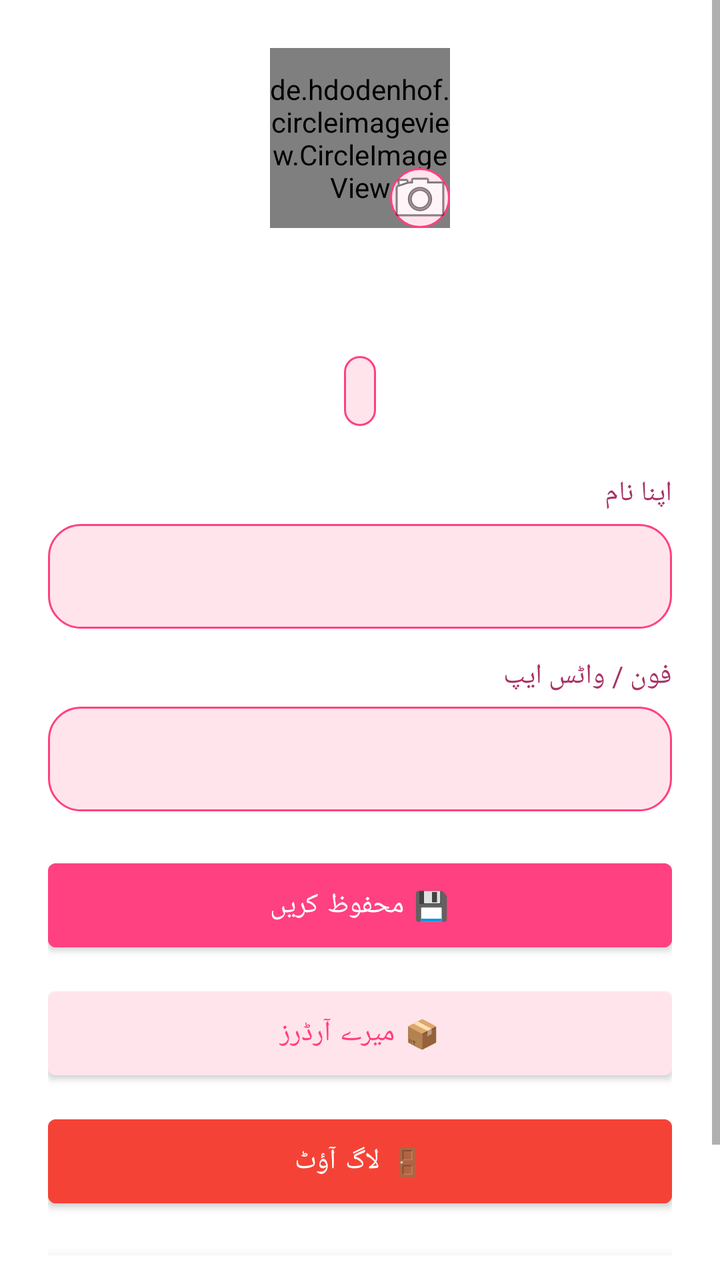
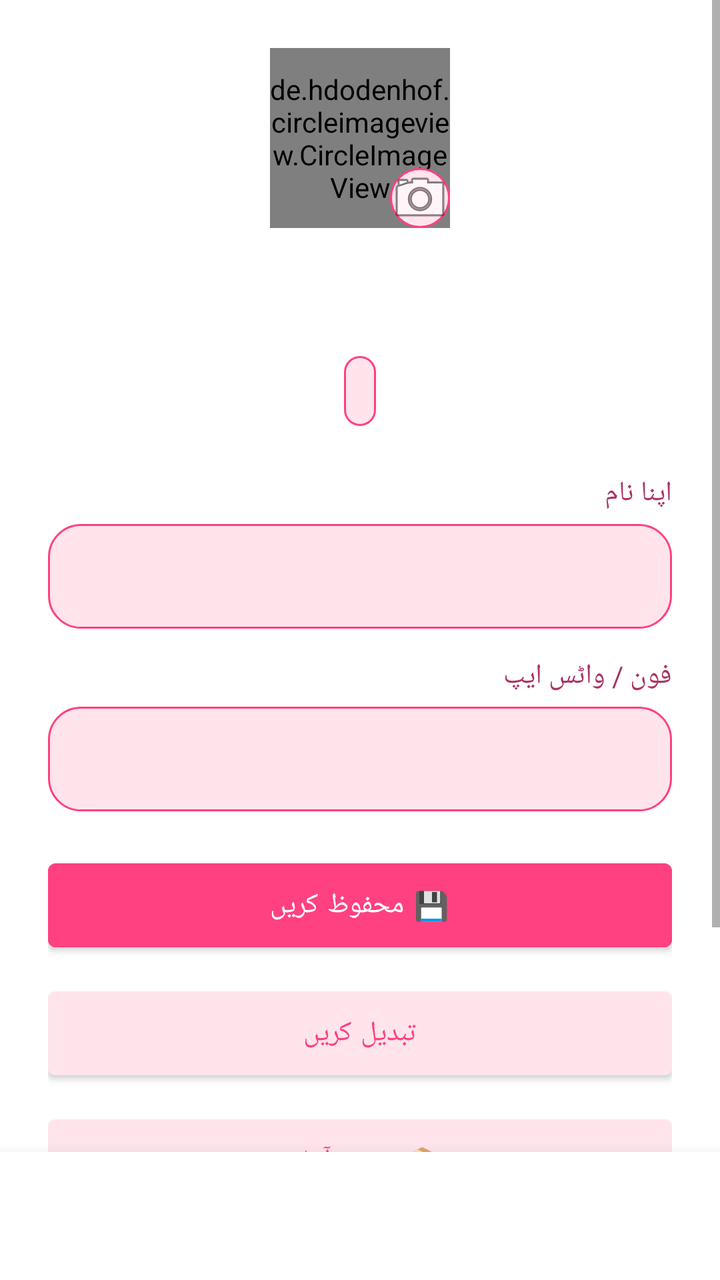

Two renders of the same Android screen: before a commit and after it. Below are the layout's source before the change and the commit's diff.
<!-- AndroidManifest.xml: application theme Theme.SheEmpower -->
<!-- res/layout/activity_profile.xml -->
<?xml version="1.0" encoding="utf-8"?>
<ScrollView xmlns:android="http://schemas.android.com/apk/res/android"
    android:layout_width="match_parent" android:layout_height="match_parent" android:background="#FFFFFF">
    <LinearLayout
        android:layout_width="match_parent" android:layout_height="wrap_content"
        android:orientation="vertical" android:padding="24dp" android:gravity="center_horizontal">

        <FrameLayout android:layout_width="wrap_content" android:layout_height="wrap_content">
            <de.hdodenhof.circleimageview.CircleImageView android:id="@+id/ivProfilePic"
                android:layout_width="90dp" android:layout_height="90dp" android:src="@drawable/placeholder_avatar" />
            <ImageButton android:id="@+id/btnChangePic"
                android:layout_width="30dp" android:layout_height="30dp"
                android:layout_gravity="bottom|end"
                android:background="@drawable/bg_rounded_pink"
                android:src="@android:drawable/ic_menu_camera"
                android:padding="4dp"
                android:contentDescription="Change photo" />
        </FrameLayout>

        <TextView android:id="@+id/tvName"
            android:layout_width="wrap_content" android:layout_height="wrap_content"
            android:textSize="20sp" android:textStyle="bold" android:layout_marginTop="10dp" />

        <TextView android:id="@+id/tvEmail"
            android:layout_width="wrap_content" android:layout_height="wrap_content"
            android:textColor="#888888" />

        <TextView android:id="@+id/tvRoleBadge"
            android:layout_width="wrap_content" android:layout_height="wrap_content"
            android:background="@drawable/bg_rounded_pink" android:padding="8dp"
            android:layout_marginTop="8dp" android:textColor="#FF4081" />

        <TextView android:layout_width="match_parent" android:layout_height="wrap_content"
            android:text="اپنا نام" android:textColor="#AA3366" android:layout_marginTop="24dp" />
        <com.google.android.material.textfield.TextInputEditText android:id="@+id/etFullName"
            android:layout_width="match_parent" android:layout_height="wrap_content"
            android:padding="14dp" android:background="@drawable/bg_rounded_pink" android:layout_marginTop="6dp" />

        <TextView android:layout_width="match_parent" android:layout_height="wrap_content"
            android:text="فون / واٹس ایپ" android:textColor="#AA3366" android:layout_marginTop="14dp" />
        <com.google.android.material.textfield.TextInputEditText android:id="@+id/etPhone"
            android:layout_width="match_parent" android:layout_height="wrap_content"
            android:padding="14dp" android:background="@drawable/bg_rounded_pink" android:layout_marginTop="6dp" />

        <Button android:id="@+id/btnSave"
            android:layout_width="match_parent" android:layout_height="54dp"
            android:text="💾 محفوظ کریں" android:backgroundTint="#FF4081" android:textColor="#FFFFFF" android:layout_marginTop="20dp" />

        <Button android:id="@+id/btnMyOrders"
            android:layout_width="match_parent" android:layout_height="54dp"
            android:text="📦 میرے آرڈرز" android:backgroundTint="#FFE4EC" android:textColor="#FF4081" android:layout_marginTop="10dp" />

        <Button android:id="@+id/btnLogout"
            android:layout_width="match_parent" android:layout_height="54dp"
            android:text="🚪 لاگ آؤٹ" android:backgroundTint="#F44336" android:textColor="#FFFFFF" android:layout_marginTop="10dp" android:layout_marginBottom="20dp" />

        <include layout="@layout/bottom_nav_bar" android:id="@+id/bottomNav" />

    </LinearLayout>
</ScrollView>
<!-- res/layout/bottom_nav_bar.xml (included above) -->
<?xml version="1.0" encoding="utf-8"?>
<LinearLayout xmlns:android="http://schemas.android.com/apk/res/android"
    android:layout_width="match_parent" android:layout_height="64dp"
    android:orientation="horizontal" android:background="#FFFFFF" android:elevation="12dp">

    <LinearLayout android:id="@+id/navItem1" android:layout_width="0dp" android:layout_height="match_parent"
        android:layout_weight="1" android:orientation="vertical" android:gravity="center" android:clickable="true" android:focusable="true">
        <TextView android:id="@+id/navIcon1" android:layout_width="wrap_content" android:layout_height="wrap_content" android:textSize="20sp" />
        <TextView android:id="@+id/navLabel1" android:layout_width="wrap_content" android:layout_height="wrap_content" android:textSize="10sp" />
    </LinearLayout>

    <LinearLayout android:id="@+id/navItem2" android:layout_width="0dp" android:layout_height="match_parent"
        android:layout_weight="1" android:orientation="vertical" android:gravity="center" android:clickable="true" android:focusable="true">
        <TextView android:id="@+id/navIcon2" android:layout_width="wrap_content" android:layout_height="wrap_content" android:textSize="20sp" />
        <TextView android:id="@+id/navLabel2" android:layout_width="wrap_content" android:layout_height="wrap_content" android:textSize="10sp" />
    </LinearLayout>

    <LinearLayout android:id="@+id/navItem3" android:layout_width="0dp" android:layout_height="match_parent"
        android:layout_weight="1" android:orientation="vertical" android:gravity="center" android:clickable="true" android:focusable="true">
        <TextView android:id="@+id/navIcon3" android:layout_width="wrap_content" android:layout_height="wrap_content" android:textSize="20sp" />
        <TextView android:id="@+id/navLabel3" android:layout_width="wrap_content" android:layout_height="wrap_content" android:textSize="10sp" />
    </LinearLayout>

</LinearLayout>
<!-- resources referenced by this layout -->
<resources>
  <!-- drawable bg_rounded_pink (drawable) -->
  <?xml version="1.0" encoding="utf-8"?>
  <shape xmlns:android="http://schemas.android.com/apk/res/android">
      <solid android:color="#FFE4EC" />
      <stroke android:width="1dp" android:color="#FF4081" />
      <corners android:radius="16dp" />
  </shape>
  <!-- drawable placeholder_avatar (drawable) -->
  <?xml version="1.0" encoding="utf-8"?>
  <shape xmlns:android="http://schemas.android.com/apk/res/android" android:shape="oval">
      <solid android:color="#FFD9E8" />
      <size android:width="200dp" android:height="200dp" />
  </shape>
  <style name="Theme.SheEmpower" parent="Theme.MaterialComponents.DayNight.NoActionBar">
          <item name="colorPrimary">@color/primary_pink</item>
          <item name="colorPrimaryVariant">@color/primary_pink</item>
          <item name="colorOnPrimary">@android:color/white</item>
          <item name="android:statusBarColor">@color/primary_pink</item>
          <item name="android:windowBackground">@android:color/white</item>
      </style>
  <color name="primary_pink">#FF4081</color>
</resources>

<!-- the commit's change to res/layout/activity_profile.xml (unified diff, before → after) -->
@@ -1,63 +1,154 @@
 <?xml version="1.0" encoding="utf-8"?>
-<ScrollView xmlns:android="http://schemas.android.com/apk/res/android"
-    android:layout_width="match_parent" android:layout_height="match_parent" android:background="#FFFFFF">
-    <LinearLayout
-        android:layout_width="match_parent" android:layout_height="wrap_content"
-        android:orientation="vertical" android:padding="24dp" android:gravity="center_horizontal">
+<LinearLayout xmlns:android="http://schemas.android.com/apk/res/android"
+    android:layout_width="match_parent"
+    android:layout_height="match_parent"
+    android:orientation="vertical"
+    android:background="#FFFFFF">
 
-        <FrameLayout android:layout_width="wrap_content" android:layout_height="wrap_content">
-            <de.hdodenhof.circleimageview.CircleImageView android:id="@+id/ivProfilePic"
-                android:layout_width="90dp" android:layout_height="90dp" android:src="@drawable/placeholder_avatar" />
-            <ImageButton android:id="@+id/btnChangePic"
-                android:layout_width="30dp" android:layout_height="30dp"
-                android:layout_gravity="bottom|end"
+    <ScrollView
+        android:layout_width="match_parent"
+        android:layout_height="0dp"
+        android:layout_weight="1">
+
+        <LinearLayout
+            android:layout_width="match_parent"
+            android:layout_height="wrap_content"
+            android:orientation="vertical"
+            android:padding="24dp"
+            android:gravity="center_horizontal">
+
+            <FrameLayout
+                android:layout_width="wrap_content"
+                android:layout_height="wrap_content">
+
+                <de.hdodenhof.circleimageview.CircleImageView
+                    android:id="@+id/ivProfilePic"
+                    android:layout_width="90dp"
+                    android:layout_height="90dp"
+                    android:src="@drawable/placeholder_avatar" />
+
+                <ImageButton
+                    android:id="@+id/btnChangePic"
+                    android:layout_width="30dp"
+                    android:layout_height="30dp"
+                    android:layout_gravity="bottom|end"
+                    android:background="@drawable/bg_rounded_pink"
+                    android:src="@android:drawable/ic_menu_camera"
+                    android:padding="4dp"
+                    android:contentDescription="Change photo" />
+
+            </FrameLayout>
+
+            <TextView
+                android:id="@+id/tvName"
+                android:layout_width="wrap_content"
+                android:layout_height="wrap_content"
+                android:textSize="20sp"
+                android:textStyle="bold"
+                android:layout_marginTop="10dp" />
+
+            <TextView
+                android:id="@+id/tvEmail"
+                android:layout_width="wrap_content"
+                android:layout_height="wrap_content"
+                android:textColor="#888888" />
+
+            <TextView
+                android:id="@+id/tvRoleBadge"
+                android:layout_width="wrap_content"
+                android:layout_height="wrap_content"
                 android:background="@drawable/bg_rounded_pink"
-                android:src="@android:drawable/ic_menu_camera"
-                android:padding="4dp"
-                android:contentDescription="Change photo" />
-        </FrameLayout>
+                android:padding="8dp"
+                android:layout_marginTop="8dp"
+                android:textColor="#FF4081" />
 
-        <TextView android:id="@+id/tvName"
-            android:layout_width="wrap_content" android:layout_height="wrap_content"
-            android:textSize="20sp" android:textStyle="bold" android:layout_marginTop="10dp" />
+            <TextView
+                android:id="@+id/tvBusinessName"
+                android:layout_width="wrap_content"
+                android:layout_height="wrap_content"
+                android:visibility="gone"
+                android:layout_marginTop="4dp"
+                android:textColor="#888888" />
 
-        <TextView android:id="@+id/tvEmail"
-            android:layout_width="wrap_content" android:layout_height="wrap_content"
-            android:textColor="#888888" />
+            <TextView
+                android:layout_width="match_parent"
+                android:layout_height="wrap_content"
+                android:text="اپنا نام"
+                android:textColor="#AA3366"
+                android:layout_marginTop="24dp" />
 
-        <TextView android:id="@+id/tvRoleBadge"
-            android:layout_width="wrap_content" android:layout_height="wrap_content"
-            android:background="@drawable/bg_rounded_pink" android:padding="8dp"
-            android:layout_marginTop="8dp" android:textColor="#FF4081" />
+            <com.google.android.material.textfield.TextInputEditText
+                android:id="@+id/etFullName"
+                android:layout_width="match_parent"
+                android:layout_height="wrap_content"
+                android:padding="14dp"
+                android:background="@drawable/bg_rounded_pink"
+                android:layout_marginTop="6dp" />
 
-        <TextView android:layout_width="match_parent" android:layout_height="wrap_content"
-            android:text="اپنا نام" android:textColor="#AA3366" android:layout_marginTop="24dp" />
-        <com.google.android.material.textfield.TextInputEditText android:id="@+id/etFullName"
-            android:layout_width="match_parent" android:layout_height="wrap_content"
-            android:padding="14dp" android:background="@drawable/bg_rounded_pink" android:layout_marginTop="6dp" />
+            <TextView
+                android:layout_width="match_parent"
+                android:layout_height="wrap_content"
+                android:text="فون / واٹس ایپ"
+                android:textColor="#AA3366"
+                android:layout_marginTop="14dp" />
 
-        <TextView android:layout_width="match_parent" android:layout_height="wrap_content"
-            android:text="فون / واٹس ایپ" android:textColor="#AA3366" android:layout_marginTop="14dp" />
-        <com.google.android.material.textfield.TextInputEditText android:id="@+id/etPhone"
-            android:layout_width="match_parent" android:layout_height="wrap_content"
-            android:padding="14dp" android:background="@drawable/bg_rounded_pink" android:layout_marginTop="6dp" />
+            <com.google.android.material.textfield.TextInputEditText
+                android:id="@+id/etPhone"
+                android:layout_width="match_parent"
+                android:layout_height="wrap_content"
+                android:padding="14dp"
+                android:background="@drawable/bg_rounded_pink"
+                android:layout_marginTop="6dp" />
 
-        <Button android:id="@+id/btnSave"
-            android:layout_width="match_parent" android:layout_height="54dp"
-            android:text="💾 محفوظ کریں" android:backgroundTint="#FF4081" android:textColor="#FFFFFF" android:layout_marginTop="20dp" />
+            <Button
+                android:id="@+id/btnSave"
+                android:layout_width="match_parent"
+                android:layout_height="54dp"
+                android:text="💾 محفوظ کریں"
+                android:backgroundTint="#FF4081"
+                android:textColor="#FFFFFF"
+                android:layout_marginTop="20dp" />
 
-        <Button android:id="@+id/btnMyOrders"
-            android:layout_width="match_parent" android:layout_height="54dp"
-            android:text="📦 میرے آرڈرز" android:backgroundTint="#FFE4EC" android:textColor="#FF4081" android:layout_marginTop="10dp" />
+            <Button
+                android:id="@+id/btnSwitchRole"
+                android:layout_width="match_parent"
+                android:layout_height="54dp"
+                android:text="تبدیل کریں"
+                android:backgroundTint="#FFE4EC"
+                android:textColor="#FF4081"
+                android:layout_marginTop="10dp" />
 
-        <Button android:id="@+id/btnLogout"
-            android:layout_width="match_parent" android:layout_height="54dp"
-            android:text="🚪 لاگ آؤٹ" android:backgroundTint="#F44336" android:textColor="#FFFFFF" android:layout_marginTop="10dp" android:layout_marginBottom="20dp" />
+            <Button
+                android:id="@+id/btnMyOrders"
+                android:layout_width="match_parent"
+                android:layout_height="54dp"
+                android:text="📦 میرے آرڈرز"
+                android:backgroundTint="#FFE4EC"
+                android:textColor="#FF4081"
+                android:layout_marginTop="10dp" />
 
-        <include layout="@layout/bottom_nav_bar" android:id="@+id/bottomNav" />
+            <Button
+                android:id="@+id/btnLogout"
+                android:layout_width="match_parent"
+                android:layout_height="54dp"
+                android:text="🚪 لاگ آؤٹ"
+                android:backgroundTint="#F44336"
+                android:textColor="#FFFFFF"
+                android:layout_marginTop="10dp"
+                android:layout_marginBottom="20dp" />
 
-    </LinearLayout>
-</ScrollView>
+        </LinearLayout>
+
+    </ScrollView>
+
+    
+    <include
+        android:id="@+id/bottomNav"
+        layout="@layout/bottom_nav_bar"
+        android:layout_width="match_parent"
+        android:layout_height="64dp" />
+
+</LinearLayout>
 <!-- res/layout/bottom_nav_bar.xml (included above) -->
 <?xml version="1.0" encoding="utf-8"?>
 <LinearLayout xmlns:android="http://schemas.android.com/apk/res/android"
